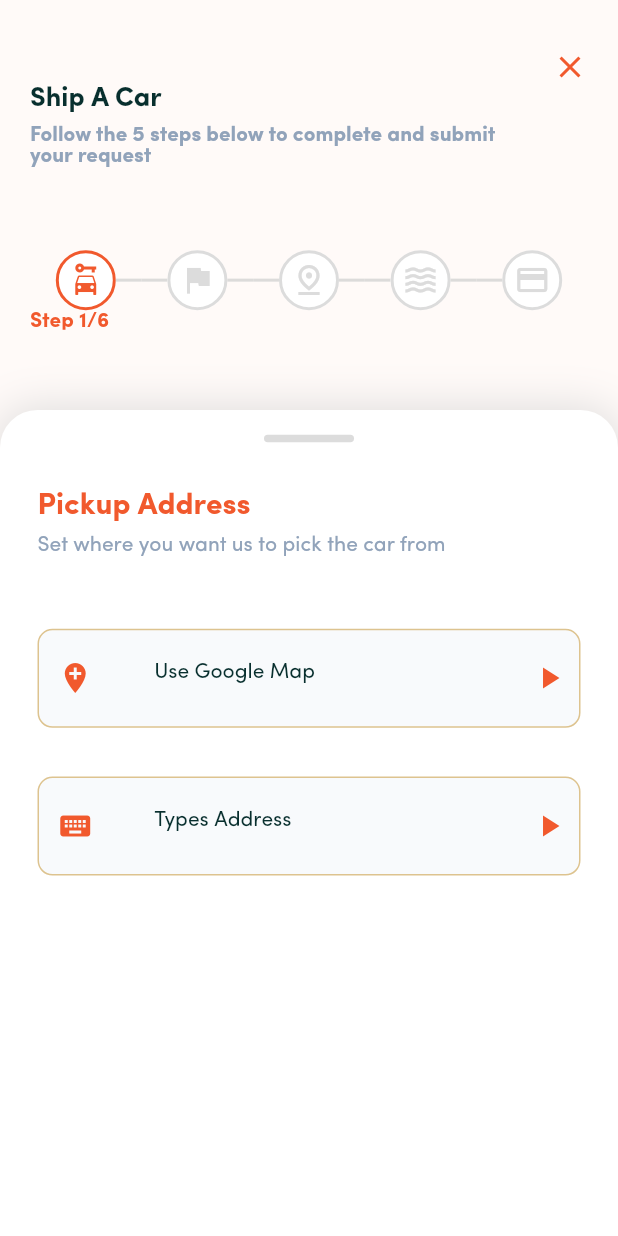
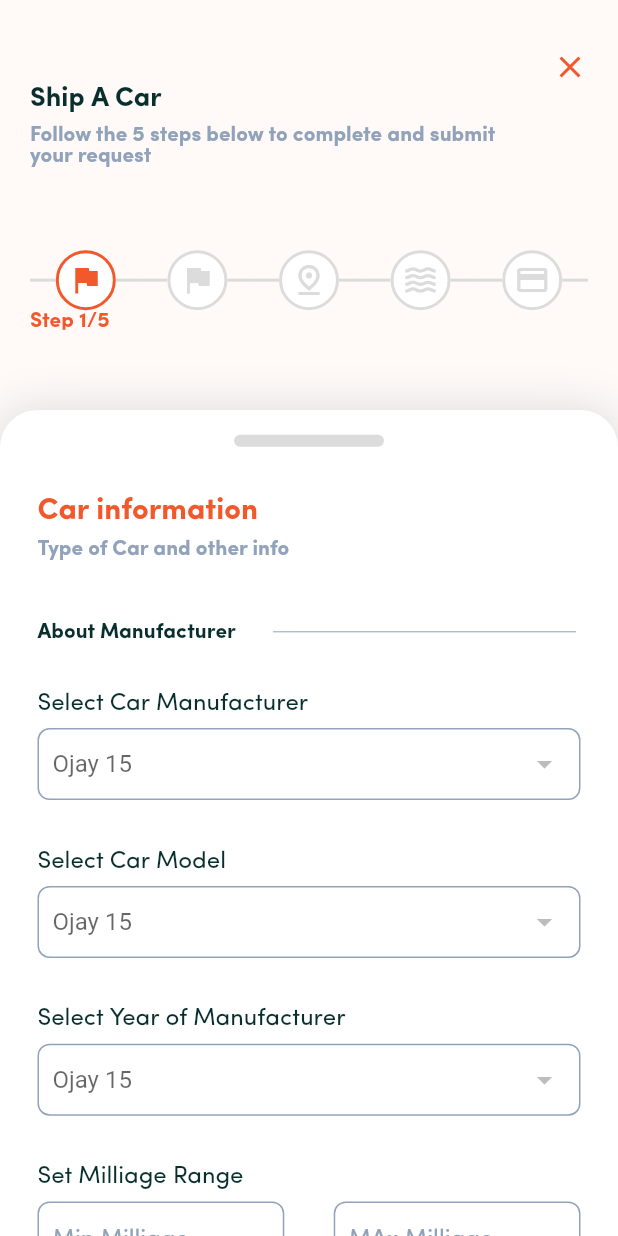
Before and after one commit to Eze4Manuel/frythub, a Flutter app: the ShipACar screen opened directly, on a phone screen of 412 x 824 dp. Run offline on Flutter 3.47's test engine with Material 2 defaults, Android fonts, the phone set to English and light mode, and no system bars; drawn by our look-alikes of timeline_tile; our stand-ins replace font_awesome_flutter, get; missing offline and left inert: flutter_number_picker.

Commit message:
Abstracted timeline feature for buy_a_car section, updated .gitignore file

```diff
--- a/lib/app/bindings/controller_binding.dart
+++ b/lib/app/bindings/controller_binding.dart
@@ -1,10 +1,11 @@
 
 import 'package:fryghthub/app/controller/account_sigin_controller.dart';
+import 'package:fryghthub/app/controller/buy_a_car_timeline_controller.dart';
 import 'package:fryghthub/app/controller/checkbox_toggle_controller.dart';
 import 'package:fryghthub/app/controller/forgot_password_controller.dart';
 import 'package:fryghthub/app/controller/reset_password_controller.dart';
-import 'package:get/get.dart';
-
+import 'package:get/get_instance/src/bindings_interface.dart';
+import 'package:get/instance_manager.dart';
 import '../controller/account_creation_controller.dart';
 
 
@@ -16,6 +17,7 @@ class ControllerBinding implements Bindings {
     Get.lazyPut<ForgotPasswordController>(() => ForgotPasswordController());
     Get.lazyPut<ResetPasswordController>(() => ResetPasswordController());
     Get.lazyPut<CheckboxToggleController>(() => CheckboxToggleController());
+    Get.lazyPut<BuyACarTimelineController>(() => BuyACarTimelineController());
   }
 
 }
--- a/lib/app/controller/account_creation_controller.dart
+++ b/lib/app/controller/account_creation_controller.dart
@@ -2,7 +2,7 @@
 
 import 'package:fryghthub/app/data/model/account.dart';
 import 'package:fryghthub/app/data/provider/create_account_provider.dart';
-import 'package:get/get.dart';
+import 'package:get/get_state_manager/src/simple/get_controllers.dart';
 
 class AccountCreationController extends GetxController{
 
--- a/lib/app/controller/account_sigin_controller.dart
+++ b/lib/app/controller/account_sigin_controller.dart
@@ -1,6 +1,6 @@
 
 import 'package:fryghthub/app/data/model/account.dart';
-import 'package:get/get.dart';
+import 'package:get/get_state_manager/src/simple/get_controllers.dart';
 
 class AccountSigninController extends GetxController {
 
--- /dev/null
+++ b/lib/app/controller/buy_a_car_timeline_controller.dart
@@ -0,0 +1,15 @@
+
+
+import 'package:get/get.dart';
+
+class BuyACarTimelineController extends GetxController {
+
+  var timeline_steps = 1.obs;
+
+  updateTimeline (value) {
+
+    timeline_steps.value = value;
+  }
+
+
+}
--- a/lib/app/controller/checkbox_toggle_controller.dart
+++ b/lib/app/controller/checkbox_toggle_controller.dart
@@ -1,7 +1,7 @@
 
 
 import 'package:fryghthub/app/ui/theme/app_strings.dart';
-import 'package:get/get.dart';
+import 'package:get/get_state_manager/src/simple/get_controllers.dart';
 
 class CheckboxToggleController extends GetxController {
 
--- a/lib/app/controller/forgot_password_controller.dart
+++ b/lib/app/controller/forgot_password_controller.dart
@@ -1,7 +1,7 @@
 
 
-import 'package:fryghthub/app/data/model/account.dart';
-import 'package:get/get.dart';
+
+import 'package:get/get_state_manager/src/simple/get_controllers.dart';
 
 class ForgotPasswordController extends GetxController {
 
--- a/lib/app/controller/reset_password_controller.dart
+++ b/lib/app/controller/reset_password_controller.dart
@@ -1,6 +1,6 @@
 
 
-import 'package:get/get.dart';
+import 'package:get/get_state_manager/src/simple/get_controllers.dart';
 
 class ResetPasswordController extends GetxController {
 
--- a/lib/app/ui/pages/dashboard/home/car_information.dart
+++ b/lib/app/ui/pages/dashboard/home/car_information.dart
@@ -1,6 +1,7 @@
 
 import 'package:flutter/material.dart';
 import 'package:flutter_number_picker/flutter_number_picker.dart';
+import 'package:fryghthub/app/controller/buy_a_car_timeline_controller.dart';
 import 'package:fryghthub/app/ui/pages/dashboard/home/pick_up_address.dart';
 import 'package:fryghthub/app/ui/widgets/custom_checkbox.dart';
 import 'package:fryghthub/app/utils/form_field_decoration.dart';
@@ -8,6 +9,7 @@ import 'package:fryghthub/app/ui/theme/app_colors.dart';
 import 'package:fryghthub/app/ui/theme/app_fonts.dart';
 import 'package:fryghthub/app/ui/theme/app_strings.dart';
 import 'package:fryghthub/app/utils/device_utils.dart';
+import 'package:get/get.dart';
 
 
 
@@ -18,6 +20,7 @@ class CarInformation extends StatefulWidget {
 
 class _CarInformationState extends State<CarInformation> {
   int _radioValue = 0;
+  BuyACarTimelineController buyACarTimelineController = Get.put(BuyACarTimelineController());
 
   @override
   void initState() {
@@ -454,8 +457,7 @@ class _CarInformationState extends State<CarInformation> {
               ),
               GestureDetector(
                 onTap: (){
-                  Navigator.push(context,
-                      MaterialPageRoute(builder: (context) => PickUpAddress()) );
+                  buyACarTimelineController.updateTimeline(2);
                 },
                 child: Container(
                   height: 56,
--- a/lib/app/ui/pages/dashboard/home/ship_a_car.dart
+++ b/lib/app/ui/pages/dashboard/home/ship_a_car.dart
@@ -1,4 +1,5 @@
 import 'package:flutter/material.dart';
+import 'package:fryghthub/app/controller/buy_a_car_timeline_controller.dart';
 import 'package:fryghthub/app/ui/pages/dashboard/home/car_information.dart';
 import 'package:fryghthub/app/ui/pages/dashboard/home/pick_up_address.dart';
 import 'package:fryghthub/app/ui/theme/app_colors.dart';
@@ -7,6 +8,7 @@ import 'package:fryghthub/app/ui/theme/app_strings.dart';
 import 'package:fryghthub/app/ui/widgets/timeline.dart';
 import 'package:fryghthub/app/utils/device_utils.dart';
 import 'package:fryghthub/app/utils/responsive_safe_area.dart';
+import 'package:get/get.dart';
 
 class ShipACar extends StatefulWidget {
   @override
@@ -14,6 +16,9 @@ class ShipACar extends StatefulWidget {
 }
 
 class _ShipACarState extends State<ShipACar> {
+
+  BuyACarTimelineController buyACarTimelineController = Get.put(BuyACarTimelineController());
+
   @override
   void initState() {
     super.initState();
@@ -81,8 +86,6 @@ class _ShipACarState extends State<ShipACar> {
                           ),
                         ],
                       ),
-
-
                       SizedBox(
                         height:
                             DeviceUtils.getScaledHeight(context, scale: 0.065),
@@ -95,36 +98,127 @@ class _ShipACarState extends State<ShipACar> {
                         child: Row(
                           mainAxisAlignment: MainAxisAlignment.center,
                           children: [
+                            Obx(()=>
+                            (buyACarTimelineController.timeline_steps.value > 0) ?
+                            ((buyACarTimelineController.timeline_steps.value > 1) ?
                             Timeline(
-                                isFirst: true,
+                                isFirst: false,
                                 isLast: false,
                                 icon: Icons.car_rental,
                                 color: AppColors.appPrimaryColor,
-                                text: 'Step 1/6'),
+                                text: 'Step 1/5', isFilled: true) :
                             Timeline(
                                 isFirst: false,
                                 isLast: false,
                                 icon: Icons.flag,
+                                color: AppColors.appPrimaryColor,
+                                text: 'Step 1/5', isFilled: false) )
+                                :
+                            Timeline(
+                                isFirst: false,
+                                isLast: false,
+                                icon: Icons.car_rental,
                                 color: AppColors.color13,
-                                text: ''),
+                                text: 'Step 1/6',
+                                isFilled: false)
+                            ),
+                            Obx(()=>
+                            (buyACarTimelineController.timeline_steps.value > 1) ?
+                            ((buyACarTimelineController.timeline_steps.value > 2) ?
+                              Timeline(
+                                  isFirst: false,
+                                  isLast: false,
+                                  icon: Icons.flag,
+                                  color: AppColors.appPrimaryColor,
+                                  text: 'Step 2/5', isFilled: true) :
+                              Timeline(
+                                isFirst: false,
+                                isLast: false,
+                                icon: Icons.flag,
+                                color: AppColors.appPrimaryColor,
+                                text: 'Step 2/5', isFilled: false) )
+                                :
+                                Timeline(
+                                isFirst: false,
+                                isLast: false,
+                                icon: Icons.flag,
+                                color: AppColors.color13,
+                                text: '',
+                                isFilled: false)
+                            ),
+                            Obx(()=>
+                            (buyACarTimelineController.timeline_steps.value > 2) ?
+                            ((buyACarTimelineController.timeline_steps.value > 3) ?
+                            Timeline(
+                                isFirst: false,
+                                isLast: false,
+                                icon: Icons.pin_drop_outlined,
+                                color: AppColors.appPrimaryColor,
+                                text: 'Step 3/5', isFilled: true) :
                             Timeline(
                                 isFirst: false,
                                 isLast: false,
                                 icon: Icons.pin_drop_outlined,
                                 color: AppColors.color13,
-                                text: ''),
+                                text: 'Step 3/5', isFilled: false) )
+                                :
+                            Timeline(
+                                isFirst: false,
+                                isLast: false,
+                                icon: Icons.pin_drop_outlined,
+                                color: AppColors.color13,
+                                text: '',
+                                isFilled: false)
+                            ),
+                            Obx(()=>
+                            (buyACarTimelineController.timeline_steps.value > 3) ?
+                            ((buyACarTimelineController.timeline_steps.value > 4) ?
+                            Timeline(
+                                isFirst: false,
+                                isLast: false,
+                                icon: Icons.waves,
+                                color: AppColors.appPrimaryColor,
+                                text: 'Step 4/5', isFilled: true) :
                             Timeline(
                                 isFirst: false,
                                 isLast: false,
                                 icon: Icons.waves,
                                 color: AppColors.color13,
-                                text: ''),
+                                text: 'Step 4/5', isFilled: false) )
+                                :
                             Timeline(
                                 isFirst: false,
-                                isLast: true,
+                                isLast: false,
+                                icon: Icons.waves,
+                                color: AppColors.color13,
+                                text: '',
+                                isFilled: false)
+                            ),
+                            Obx(()=>
+                            (buyACarTimelineController.timeline_steps.value > 4) ?
+                            ((buyACarTimelineController.timeline_steps.value > 5) ?
+                            Timeline(
+                                isFirst: false,
+                                isLast: false,
+                                icon: Icons.credit_card,
+                                color: AppColors.appPrimaryColor,
+                                text: 'Step 5/5', isFilled: true) :
+                            Timeline(
+                                isFirst: false,
+                                isLast: false,
                                 icon: Icons.credit_card,
                                 color: AppColors.color13,
-                                text: ''),
+                                text: 'Step 5/5', isFilled: false) )
+                                :
+                            Timeline(
+                                isFirst: false,
+                                isLast: false,
+                                icon: Icons.credit_card,
+                                color: AppColors.color13,
+                                text: '',
+                                isFilled: false)
+                            ),
+
                           ],
                         ),
                       ),
@@ -134,8 +228,7 @@ class _ShipACarState extends State<ShipACar> {
                 SizedBox(
                   height: DeviceUtils.getScaledHeight(context, scale: 0.065),
                 ),
-                // CarInformation(),
-                PickUpAddress(),
+                Obx( () => _updateTimeline(buyACarTimelineController.timeline_steps.value)),
               ],
             ),
           );
@@ -144,3 +237,30 @@ class _ShipACarState extends State<ShipACar> {
     );
   }
 }
+
+
+_updateTimeline( value){
+  print(value);
+  switch (value) {
+    case 1: return  CarInformation();
+    break;
+    case 2: return PickUpAddress();
+    break;
+    case 3: {
+
+    }
+    break;
+    case 4: {
+
+    }
+    break;
+    case 5: {
+
+    }
+    break;
+    case 6: {
+
+    }
+    break;
+  }
+}
--- a/lib/app/ui/widgets/timeline.dart
+++ b/lib/app/ui/widgets/timeline.dart
@@ -10,8 +10,9 @@ class Timeline extends StatelessWidget {
   IconData icon;
   Color color;
   String text;
+  bool isFilled;
 
-  Timeline({this.isFirst, this.isLast, this.color, this.icon, this.text});
+  Timeline({this.isFirst, this.isLast, this.color, this.icon, this.text, this.isFilled});
   @override
   Widget build(BuildContext context) {
     return  Expanded(
@@ -27,11 +28,11 @@ class Timeline extends StatelessWidget {
           padding: const EdgeInsets.all(0),
           indicator: Container(
             decoration: BoxDecoration(
-                color: AppColors.whiteColor,
+                color: (isFilled) ? AppColors.appPrimaryColor : AppColors.whiteColor,
                 border: Border.all(color: color, width: 2),
                 borderRadius: BorderRadius.all(Radius.circular(100))
             ),
-            child: Icon(icon, color: color,),
+            child: Icon(icon, color: (isFilled) ? AppColors.whiteColor : color,),
           ),
 
         ),
```
Also changed, not shown: 4 other files.
